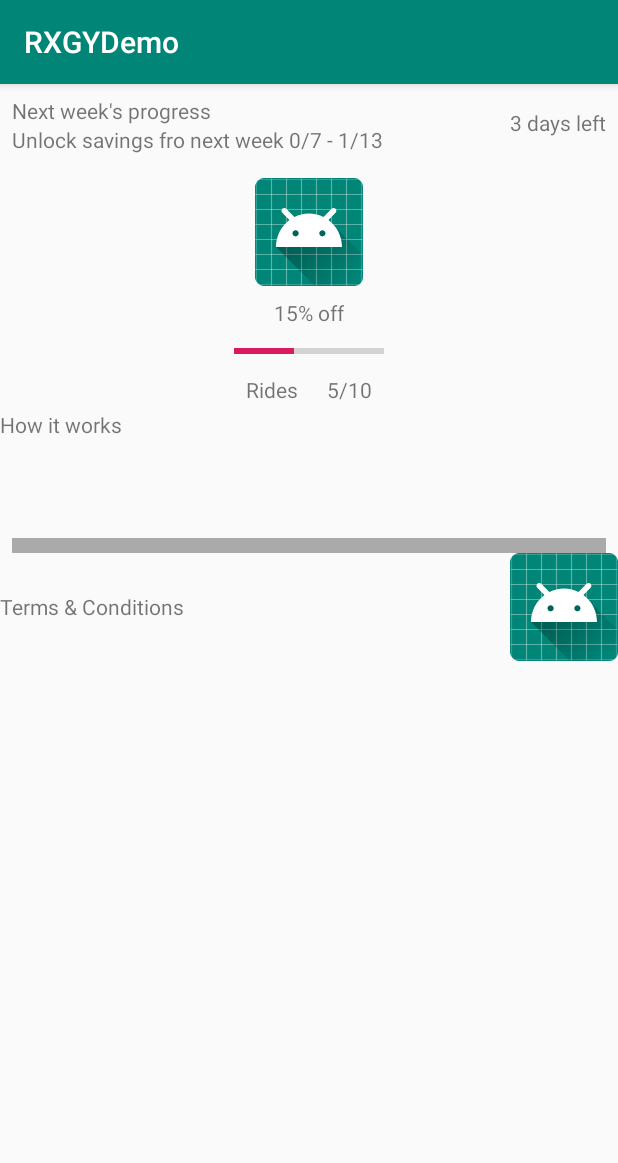
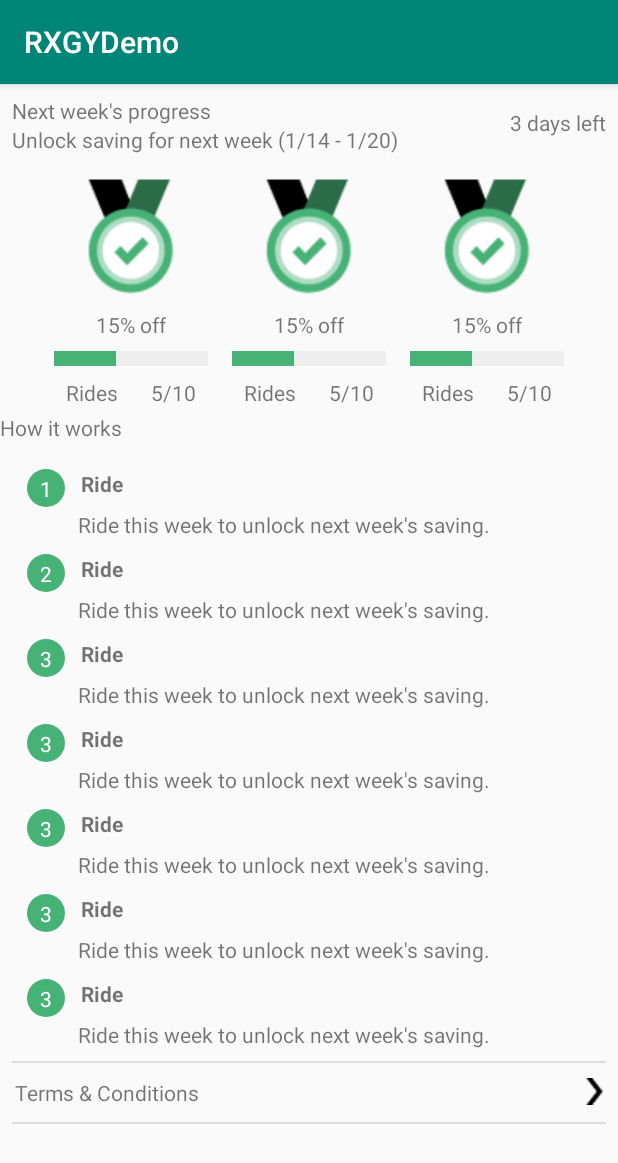
Before and after one commit to dzzheng3/riderx, an Android app: the screen it shows after launch (MainActivity), on a phone screen of 412 x 824 dp. Shown: the top 1163 px of the screen. Run offline under Robolectric (Android 15) with nearby library versions, the phone set to English and light mode, and no system bars.

Commit message:
add recycler view

```diff
--- a/app/src/main/java/com/example/nzheng2/rxgydemo/CircularTextView.java
+++ b/app/src/main/java/com/example/nzheng2/rxgydemo/CircularTextView.java
@@ -16,25 +16,32 @@ public class CircularTextView extends TextView {
 
     public CircularTextView(Context context) {
         super(context);
+        init();
     }
 
     public CircularTextView(Context context, AttributeSet attrs) {
         super(context, attrs);
+        init();
     }
 
     public CircularTextView(Context context, AttributeSet attrs, int defStyleAttr) {
         super(context, attrs, defStyleAttr);
+        init();
+    }
+
+    private void init() {
         circlePaint = new Paint();
-        circlePaint.setColor(solidColor);
         circlePaint.setFlags(Paint.ANTI_ALIAS_FLAG);
 
         strokePaint = new Paint();
-        strokePaint.setColor(strokeColor);
         strokePaint.setFlags(Paint.ANTI_ALIAS_FLAG);
     }
 
     @Override
     public void draw(Canvas canvas) {
+        circlePaint.setColor(solidColor);
+        strokePaint.setColor(strokeColor);
+
 
         int h = this.getHeight();
         int w = this.getWidth();
@@ -60,10 +67,11 @@ public class CircularTextView extends TextView {
 
     public void setStrokeColor(String color) {
         strokeColor = Color.parseColor(color);
+//        invalidate();
     }
 
     public void setSolidColor(String color) {
         solidColor = Color.parseColor(color);
-
+//        invalidate();
     }
 }
--- a/app/src/main/java/com/example/nzheng2/rxgydemo/MainActivity.java
+++ b/app/src/main/java/com/example/nzheng2/rxgydemo/MainActivity.java
@@ -1,12 +1,18 @@
 package com.example.nzheng2.rxgydemo;
 
+import android.support.constraint.ConstraintLayout;
 import android.support.v7.app.AppCompatActivity;
 import android.os.Bundle;
+import android.support.v7.widget.LinearLayoutManager;
 import android.support.v7.widget.RecyclerView;
+import android.util.DisplayMetrics;
 import android.view.LayoutInflater;
 import android.view.View;
 import android.widget.LinearLayout;
+import android.widget.ProgressBar;
 import android.widget.TextView;
+
+import java.util.List;
 
 public class MainActivity extends AppCompatActivity {
 
@@ -23,10 +29,39 @@ public class MainActivity extends AppCompatActivity {
         super.onCreate(savedInstanceState);
         setContentView(R.layout.activity_main);
         initView();
-        View medelView = getLayoutInflater().inflate(R.layout.medal_view, null);
+//        View medelView1 = getMedalView(3);
+//        View medelView2 = getMedalView(3);
+//        View medelView3 = getMedalView(3);
+//        View medelView4 = getMedalView(3);
 
-        llBadgeContainer.addView(medelView);
-        bindData(ModelManager.providePayload());
+//        llBadgeContainer.addView(medelView1);
+//        llBadgeContainer.addView(medelView2);
+//        llBadgeContainer.addView(medelView3);
+//        llBadgeContainer.addView(medelView4);
+        TieredLandingPagePayload tieredLandingPagePayload = ModelManager.providePayload();
+        bindData(tieredLandingPagePayload);
+
+
+    }
+
+    private View getMedalView(int count) {
+        View view = getLayoutInflater().inflate(R.layout.medal_view, null);
+        ProgressBar progressBar = view.findViewById(R.id.pb);
+        resetConnectorSize(progressBar, count);
+        return view;
+    }
+
+    private void resetConnectorSize(ProgressBar progressBar, int count) {
+        if(count == 0) return;
+        DisplayMetrics displayMetrics = getResources().getDisplayMetrics();
+        ConstraintLayout.LayoutParams layoutParams = (ConstraintLayout.LayoutParams) progressBar.getLayoutParams();
+        if (count == 1){
+            layoutParams.width = displayMetrics.widthPixels;
+            layoutParams.height *= 2;
+        }else {
+            layoutParams.width = displayMetrics.widthPixels / (count+1);
+        }
+        progressBar.setLayoutParams(layoutParams);
     }
 
     private void initView() {
@@ -39,7 +74,22 @@ public class MainActivity extends AppCompatActivity {
         llBadgeContainer = findViewById(R.id.ll_badge_container);
     }
 
-    private void bindData(TieredLandingPagePayload tieredLandingPagePayload) {
+    private void bindData(TieredLandingPagePayload payload) {
+        leftHeadText.setText(payload.cardLeftHeadText);
+        rightHeadText.setText(payload.cardRightHeadText);
+        cardDesc.setText(payload.cardDescriptionText);
+        titleOfExplanation.setText(payload.titleOfExplaination);
+        tvCTA.setText(payload.ctaText);
 
+        List<TieredLandingPagePayload.TierBadgeInfo> feedTierList = payload.feedTierList;
+        for(TieredLandingPagePayload.TierBadgeInfo badgeInfo: feedTierList){
+            llBadgeContainer.addView(getMedalView(feedTierList.size()));
+        }
+
+        RvAdapter rvAdapter = new RvAdapter();
+        rvAdapter.setData(payload.explainations);
+        LinearLayoutManager manager = new LinearLayoutManager(this);
+        rv.setLayoutManager(manager);
+        rv.setAdapter(rvAdapter);
     }
 }
--- a/app/src/main/java/com/example/nzheng2/rxgydemo/ModelManager.java
+++ b/app/src/main/java/com/example/nzheng2/rxgydemo/ModelManager.java
@@ -10,10 +10,10 @@ public class ModelManager {
                 new TieredLandingPagePayload.Explaination("1", "Ride",
                         "Ride this week to unlock next week's saving.");
         TieredLandingPagePayload.Explaination e2 =
-                new TieredLandingPagePayload.Explaination("1", "Ride",
+                new TieredLandingPagePayload.Explaination("2", "Ride",
                         "Ride this week to unlock next week's saving.");
         TieredLandingPagePayload.Explaination e3 =
-                new TieredLandingPagePayload.Explaination("1", "Ride",
+                new TieredLandingPagePayload.Explaination("3", "Ride",
                         "Ride this week to unlock next week's saving.");
         TieredLandingPagePayload.TierBadgeInfo b1 = new TieredLandingPagePayload.TierBadgeInfo(50, 100, 5, "15% off", "", "Rides", "5/10");
         TieredLandingPagePayload.TierBadgeInfo b2 = new TieredLandingPagePayload.TierBadgeInfo(50, 100, 5, "15% off", "", "Rides", "5/10");
@@ -21,6 +21,10 @@ public class ModelManager {
         List<TieredLandingPagePayload.Explaination> explainations = new ArrayList<>();
         explainations.add(e1);
         explainations.add(e2);
+        explainations.add(e3);
+        explainations.add(e3);
+        explainations.add(e3);
+        explainations.add(e3);
         explainations.add(e3);
         List<TieredLandingPagePayload.TierBadgeInfo> badgeInfos = new ArrayList<>();
         badgeInfos.add(b1);
--- /dev/null
+++ b/app/src/main/java/com/example/nzheng2/rxgydemo/RvAdapter.java
@@ -0,0 +1,34 @@
+package com.example.nzheng2.rxgydemo;
+
+import android.support.annotation.NonNull;
+import android.support.v7.widget.RecyclerView;
+import android.view.LayoutInflater;
+import android.view.View;
+import android.view.ViewGroup;
+
+import java.util.List;
+
+public class RvAdapter extends RecyclerView.Adapter<RvViewHolder> {
+    private List<TieredLandingPagePayload.Explaination> explainations;
+
+    @NonNull
+    @Override
+    public RvViewHolder onCreateViewHolder(@NonNull ViewGroup viewGroup, int i) {
+        View view = LayoutInflater.from(viewGroup.getContext()).inflate(R.layout.item_rv, viewGroup, false);
+        return new RvViewHolder(view);
+    }
+
+    @Override
+    public void onBindViewHolder(@NonNull RvViewHolder rvViewHolder, int i) {
+        rvViewHolder.bindData(explainations.get(i));
+    }
+
+    @Override
+    public int getItemCount() {
+        return explainations.size();
+    }
+
+    public void setData(List<TieredLandingPagePayload.Explaination> explainations){
+        this.explainations = explainations;
+    }
+}
--- /dev/null
+++ b/app/src/main/java/com/example/nzheng2/rxgydemo/RvViewHolder.java
@@ -0,0 +1,29 @@
+package com.example.nzheng2.rxgydemo;
+
+import android.support.annotation.NonNull;
+import android.support.v7.widget.RecyclerView;
+import android.view.View;
+import android.widget.TextView;
+
+class RvViewHolder extends RecyclerView.ViewHolder {
+
+    private final CircularTextView number;
+    private final TextView headline;
+    private final TextView headlineDesc;
+
+    public RvViewHolder(@NonNull View itemView) {
+        super(itemView);
+        number = itemView.findViewById(R.id.ctv_number);
+        headline = itemView.findViewById(R.id.tv_headline);
+        headlineDesc = itemView.findViewById(R.id.tv_headline_desc);
+        number.setStrokeWidth(1);
+        number.setStrokeColor("#47B275");
+        number.setSolidColor("#47B275");
+    }
+
+    public void bindData(TieredLandingPagePayload.Explaination explaination) {
+        number.setText(explaination.number);
+        headline.setText(explaination.headline);
+        headlineDesc.setText(explaination.headlineDescription);
+    }
+}
--- a/app/src/main/java/com/example/nzheng2/rxgydemo/TieredLandingPagePayload.java
+++ b/app/src/main/java/com/example/nzheng2/rxgydemo/TieredLandingPagePayload.java
@@ -18,7 +18,7 @@ class TieredLandingPagePayload {
         this.titleOfExplaination = titleOfExplaination;
         this.feedTierList = feedTierList;
         this.explainations = explainations;
-        CtaText = ctaText;
+        this.ctaText = ctaText;
     }
 
     // inside card
@@ -30,7 +30,7 @@ class TieredLandingPagePayload {
     List<TierBadgeInfo> feedTierList;
     List<Explaination> explainations;
     // CTA
-    String CtaText;
+    String ctaText;
 
     static class TierBadgeInfo {
         int progress;
--- /dev/null
+++ b/app/src/main/res/drawable/progress_background.xml
@@ -0,0 +1,18 @@
+<?xml version="1.0" encoding="utf-8"?>
+<layer-list
+    xmlns:android="http://schemas.android.com/apk/res/android">
+    <item
+        android:id="@android:id/background">
+        <shape>
+            <solid android:color="#EEEEEE"/>
+        </shape>
+    </item>
+    <item
+        android:id="@android:id/progress">
+        <clip>
+            <shape>
+                <solid android:color="#47B275"/>
+            </shape>
+        </clip>
+    </item>
+</layer-list>
--- a/app/src/main/res/layout/activity_main.xml
+++ b/app/src/main/res/layout/activity_main.xml
@@ -1,10 +1,15 @@
 <?xml version="1.0" encoding="utf-8"?>
-<android.support.constraint.ConstraintLayout xmlns:android="http://schemas.android.com/apk/res/android"
+<ScrollView xmlns:android="http://schemas.android.com/apk/res/android"
     xmlns:app="http://schemas.android.com/apk/res-auto"
     xmlns:tools="http://schemas.android.com/tools"
     android:layout_width="match_parent"
     android:layout_height="match_parent"
     tools:context=".MainActivity">
+
+    <android.support.constraint.ConstraintLayout
+        android:layout_width="match_parent"
+        android:descendantFocusability="blocksDescendants"
+        android:layout_height="match_parent">
 
         <android.support.v7.widget.CardView xmlns:card_view="http://schemas.android.com/apk/res-auto"
             android:id="@+id/card_view"
@@ -68,9 +73,9 @@
 
                     <LinearLayout
                         android:id="@+id/ll_badge_container"
-                    android:orientation="horizontal"
                         android:layout_width="wrap_content"
-                    android:layout_height="wrap_content"></LinearLayout>
+                        android:layout_height="wrap_content"
+                        android:orientation="horizontal"></LinearLayout>
                 </HorizontalScrollView>
             </android.support.constraint.ConstraintLayout>
 
@@ -87,8 +92,8 @@
 
         <android.support.v7.widget.RecyclerView
             android:id="@+id/rv"
-        android:layout_width="50dp"
-        android:layout_height="50dp"
+            android:layout_width="match_parent"
+            android:layout_height="wrap_content"
             android:layout_marginStart="8dp"
             android:layout_marginLeft="8dp"
             android:layout_marginTop="8dp"
@@ -100,25 +105,24 @@
         <View
             android:id="@+id/seperate"
             android:layout_width="match_parent"
-        android:layout_height="10dp"
+            android:layout_height="1dp"
             android:layout_marginStart="8dp"
             android:layout_marginLeft="8dp"
             android:layout_marginTop="8dp"
             android:layout_marginEnd="8dp"
             android:layout_marginRight="8dp"
-        android:background="@android:color/darker_gray"
+            android:background="?android:attr/listDivider"
             app:layout_constraintEnd_toEndOf="parent"
             app:layout_constraintStart_toStartOf="parent"
             app:layout_constraintTop_toBottomOf="@+id/rv" />
 
         <RelativeLayout
-        app:layout_constraintTop_toBottomOf="@+id/seperate"
+            android:id="@+id/relativeLayout2"
+            android:layout_width="match_parent"
+            android:layout_height="wrap_content"
             app:layout_constraintEnd_toEndOf="parent"
             app:layout_constraintStart_toStartOf="parent"
-        android:layout_width="match_parent"
-        android:layout_height="wrap_content"
-        tools:layout_editor_absoluteX="108dp"
-        tools:layout_editor_absoluteY="296dp">
+            app:layout_constraintTop_toBottomOf="@+id/seperate">
 
             <TextView
                 android:id="@+id/tv_cta"
@@ -127,6 +131,7 @@
                 android:layout_alignParentStart="true"
                 android:layout_alignParentLeft="true"
                 android:layout_centerVertical="true"
+                android:layout_margin="10dp"
                 android:layout_marginStart="0dp"
                 android:layout_marginLeft="0dp"
                 android:text="Terms &amp; Conditions" />
@@ -135,8 +140,24 @@
                 android:id="@+id/iv_cta"
                 android:layout_width="wrap_content"
                 android:layout_height="wrap_content"
-            android:layout_alignParentTop="true"
                 android:layout_alignParentRight="true"
-            android:src="@mipmap/ic_launcher" />
+                android:layout_centerHorizontal="true"
+                android:layout_margin="10dp"
+                android:src="@drawable/subtract" />
         </RelativeLayout>
+
+        <View
+            android:layout_width="match_parent"
+            android:layout_height="1dp"
+            android:layout_marginStart="8dp"
+            android:layout_marginLeft="8dp"
+            android:layout_marginEnd="8dp"
+            android:layout_marginRight="8dp"
+            android:background="?android:attr/listDivider"
+            app:layout_constraintEnd_toEndOf="parent"
+            app:layout_constraintHorizontal_bias="1.0"
+            app:layout_constraintStart_toStartOf="parent"
+            app:layout_constraintTop_toBottomOf="@+id/relativeLayout2" />
+
     </android.support.constraint.ConstraintLayout>
+</ScrollView>
--- a/app/src/main/res/layout/item_rv.xml
+++ b/app/src/main/res/layout/item_rv.xml
@@ -3,7 +3,7 @@
     xmlns:android="http://schemas.android.com/apk/res/android"
     xmlns:app="http://schemas.android.com/apk/res-auto"
     android:layout_width="match_parent"
-    android:layout_height="match_parent">
+    android:layout_height="wrap_content">
 
     <com.example.nzheng2.rxgydemo.CircularTextView
         android:id="@+id/ctv_number"
@@ -11,11 +11,10 @@
         android:layout_height="wrap_content"
         android:layout_gravity="center"
         android:gravity="center"
-        android:shadowColor="@android:color/white"
-        android:shadowRadius="10.0"
+        android:padding="3dp"
         android:text="4"
         android:layout_margin="10dp"
-        android:textColor="@android:color/black"
+        android:textColor="@android:color/white"
         app:layout_constraintStart_toStartOf="parent"
         app:layout_constraintTop_toTopOf="parent" />
 
--- a/app/src/main/res/layout/medal_view.xml
+++ b/app/src/main/res/layout/medal_view.xml
@@ -7,14 +7,14 @@
 
     <ImageView
         android:id="@+id/iv_badge"
-        android:layout_width="wrap_content"
-        android:layout_height="wrap_content"
+        android:layout_width="60dp"
+        android:layout_height="80dp"
         android:layout_marginStart="8dp"
         android:layout_marginLeft="8dp"
         android:layout_marginTop="8dp"
         android:layout_marginEnd="8dp"
         android:layout_marginRight="8dp"
-        android:src="@mipmap/ic_launcher_round"
+        android:src="@drawable/bronze"
         app:layout_constraintEnd_toEndOf="parent"
         app:layout_constraintStart_toStartOf="parent"
         app:layout_constraintTop_toTopOf="parent" />
@@ -37,12 +37,13 @@
         android:id="@+id/pb"
         style="?android:attr/progressBarStyleHorizontal"
         android:layout_width="100dp"
-        android:layout_height="wrap_content"
+        android:layout_height="10dp"
         android:layout_marginStart="8dp"
         android:layout_marginLeft="8dp"
         android:layout_marginTop="8dp"
         android:layout_marginEnd="8dp"
         android:layout_marginRight="8dp"
+        android:progressDrawable="@drawable/progress_background"
         android:progress="40"
         app:layout_constraintEnd_toEndOf="parent"
         app:layout_constraintStart_toStartOf="parent"
```
Also changed, not shown: app/src/main/res/drawable/bronze.png (added), app/src/main/res/drawable/subtract.png (added). Lines whose indentation alone changed are shown as unchanged.
